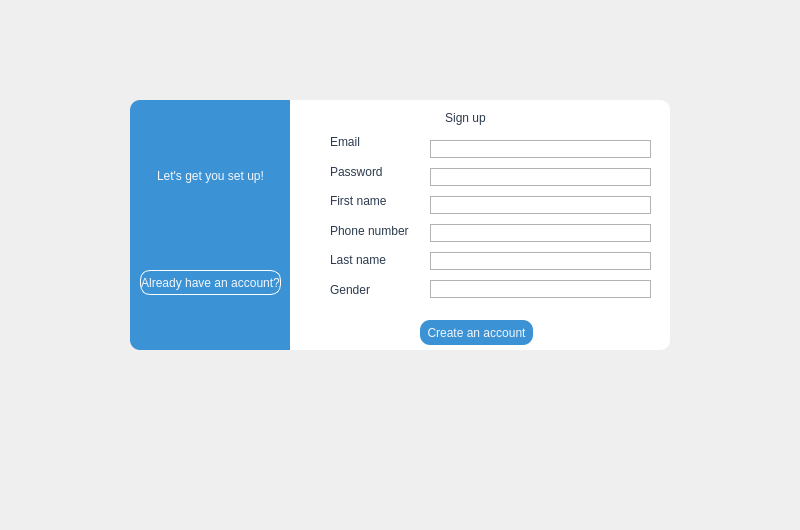
Above: uis/signup_window.ui from pavdmit/sl before the change. Below: the same form after it.
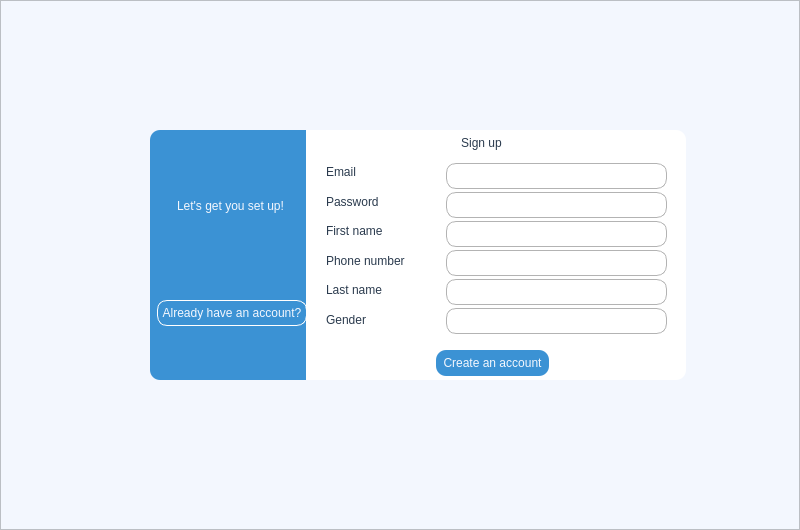
That is the form after the change.

```diff
--- a/uis/signup_window.ui
+++ b/uis/signup_window.ui
@@ -41,11 +41,97 @@
     <string/>
    </property>
   </widget>
+  <widget class="QFrame" name="frame_3">
+   <property name="geometry">
+    <rect>
+     <x>0</x>
+     <y>0</y>
+     <width>800</width>
+     <height>530</height>
+    </rect>
+   </property>
+   <property name="styleSheet">
+    <string notr="true">background-color: rgb(243,247,254)</string>
+   </property>
+   <property name="frameShape">
+    <enum>QFrame::StyledPanel</enum>
+   </property>
+   <property name="frameShadow">
+    <enum>QFrame::Raised</enum>
+   </property>
+   <widget class="QFrame" name="frame_2">
+    <property name="geometry">
+     <rect>
+      <x>150</x>
+      <y>130</y>
+      <width>160</width>
+      <height>250</height>
+     </rect>
+    </property>
+    <property name="styleSheet">
+     <string notr="true">background-color: rgb(59, 146, 212);
+border-top-left-radius: 10px 10px;
+border-bottom-left-radius: 10px 10px;</string>
+    </property>
+    <property name="frameShape">
+     <enum>QFrame::NoFrame</enum>
+    </property>
+    <property name="frameShadow">
+     <enum>QFrame::Raised</enum>
+    </property>
+    <widget class="QPushButton" name="ahacc_btn">
+     <property name="geometry">
+      <rect>
+       <x>7</x>
+       <y>170</y>
+       <width>150</width>
+       <height>26</height>
+      </rect>
+     </property>
+     <property name="styleSheet">
+      <string notr="true">QPushButton {
+	background-color: rgb(59, 146, 212);
+	color:rgb(243,247,254);
+	border: 1px solid rgb(255, 255, 255);
+	border-radius: 10px;
+	font: 9pt &quot;Andale Mono&quot;;
+}
+
+QPushButton:hover {
+	background-color: rgb(243,247,254);
+	color:rgb(59, 146, 212);
+}</string>
+     </property>
+     <property name="text">
+      <string>Already have an account?</string>
+     </property>
+    </widget>
+    <widget class="QLabel" name="label_9">
+     <property name="geometry">
+      <rect>
+       <x>0</x>
+       <y>50</y>
+       <width>161</width>
+       <height>51</height>
+      </rect>
+     </property>
+     <property name="styleSheet">
+      <string notr="true">color:rgb(243,247,254);
+font: 12pt &quot;Andale Mono&quot;;</string>
+     </property>
+     <property name="text">
+      <string>Let's get you set up!</string>
+     </property>
+     <property name="alignment">
+      <set>Qt::AlignCenter</set>
+     </property>
+    </widget>
+   </widget>
   <widget class="QFrame" name="frame">
    <property name="geometry">
     <rect>
-     <x>290</x>
-     <y>100</y>
+      <x>306</x>
+      <y>130</y>
      <width>380</width>
      <height>250</height>
     </rect>
@@ -65,7 +151,7 @@
     <property name="geometry">
      <rect>
       <x>130</x>
-      <y>10</y>
+       <y>5</y>
       <width>91</width>
       <height>16</height>
      </rect>
@@ -96,6 +182,12 @@
      </property>
      <item>
       <widget class="QLineEdit" name="email_input_line">
+        <property name="minimumSize">
+         <size>
+          <width>0</width>
+          <height>26</height>
+         </size>
+        </property>
        <property name="mouseTracking">
         <bool>false</bool>
        </property>
@@ -112,6 +204,12 @@
      </item>
      <item>
       <widget class="QLineEdit" name="password_input_line">
+        <property name="minimumSize">
+         <size>
+          <width>0</width>
+          <height>26</height>
+         </size>
+        </property>
        <property name="styleSheet">
         <string notr="true">QLineEdit {
 	border: 1px solid rgb(179, 179, 179);
@@ -122,6 +220,12 @@
      </item>
      <item>
       <widget class="QLineEdit" name="fname_input_line">
+        <property name="minimumSize">
+         <size>
+          <width>0</width>
+          <height>26</height>
+         </size>
+        </property>
        <property name="styleSheet">
         <string notr="true">QLineEdit {
 	border: 1px solid rgb(179, 179, 179);
@@ -132,6 +236,12 @@
      </item>
      <item>
       <widget class="QLineEdit" name="phnumber_input_line">
+        <property name="minimumSize">
+         <size>
+          <width>0</width>
+          <height>26</height>
+         </size>
+        </property>
        <property name="styleSheet">
         <string notr="true">QLineEdit {
 	border: 1px solid rgb(179, 179, 179);
@@ -142,6 +252,12 @@
      </item>
      <item>
       <widget class="QLineEdit" name="lname_input_line">
+        <property name="minimumSize">
+         <size>
+          <width>0</width>
+          <height>26</height>
+         </size>
+        </property>
        <property name="styleSheet">
         <string notr="true">QLineEdit {
 	border: 1px solid rgb(179, 179, 179);
@@ -152,6 +268,12 @@
      </item>
      <item>
       <widget class="QLineEdit" name="gender_input_line">
+        <property name="minimumSize">
+         <size>
+          <width>0</width>
+          <height>26</height>
+         </size>
+        </property>
        <property name="styleSheet">
         <string notr="true">QLineEdit {
 	border: 1px solid rgb(179, 179, 179);
@@ -165,9 +287,9 @@
    <widget class="QWidget" name="verticalLayoutWidget_2">
     <property name="geometry">
      <rect>
-      <x>40</x>
+       <x>20</x>
       <y>30</y>
-      <width>96</width>
+       <width>108</width>
       <height>171</height>
      </rect>
     </property>
@@ -246,7 +368,7 @@
       <x>130</x>
       <y>220</y>
       <width>113</width>
-      <height>25</height>
+       <height>26</height>
      </rect>
     </property>
     <property name="styleSheet">
@@ -267,73 +389,6 @@
      <string>Create an account</string>
     </property>
    </widget>
-  </widget>
-  <widget class="QFrame" name="frame_2">
-   <property name="geometry">
-    <rect>
-     <x>130</x>
-     <y>100</y>
-     <width>160</width>
-     <height>250</height>
-    </rect>
-   </property>
-   <property name="styleSheet">
-    <string notr="true">background-color: rgb(59, 146, 212);
-border-top-left-radius: 10px 10px;
-border-bottom-left-radius: 10px 10px;</string>
-   </property>
-   <property name="frameShape">
-    <enum>QFrame::NoFrame</enum>
-   </property>
-   <property name="frameShadow">
-    <enum>QFrame::Raised</enum>
-   </property>
-   <widget class="QPushButton" name="ahacc_btn">
-    <property name="geometry">
-     <rect>
-      <x>10</x>
-      <y>170</y>
-      <width>141</width>
-      <height>25</height>
-     </rect>
-    </property>
-    <property name="styleSheet">
-     <string notr="true">QPushButton {
-	background-color: rgb(59, 146, 212);
-	color:rgb(243,247,254);
-	border: 1px solid rgb(255, 255, 255);
-	border-radius: 10px;
-	font: 9pt &quot;Andale Mono&quot;;
-}
-
-QPushButton:hover {
-	background-color: rgb(243,247,254);
-	color:rgb(59, 146, 212);
-}</string>
-    </property>
-    <property name="text">
-     <string>Already have an account?</string>
-    </property>
-   </widget>
-   <widget class="QLabel" name="label_9">
-    <property name="geometry">
-     <rect>
-      <x>0</x>
-      <y>50</y>
-      <width>161</width>
-      <height>51</height>
-     </rect>
-    </property>
-    <property name="styleSheet">
-     <string notr="true">color:rgb(243,247,254);
-font: 12pt &quot;Andale Mono&quot;;</string>
-    </property>
-    <property name="text">
-     <string>Let's get you set up!</string>
-    </property>
-    <property name="alignment">
-     <set>Qt::AlignCenter</set>
-    </property>
    </widget>
   </widget>
  </widget>
```
Lines whose indentation alone changed are shown as unchanged.
